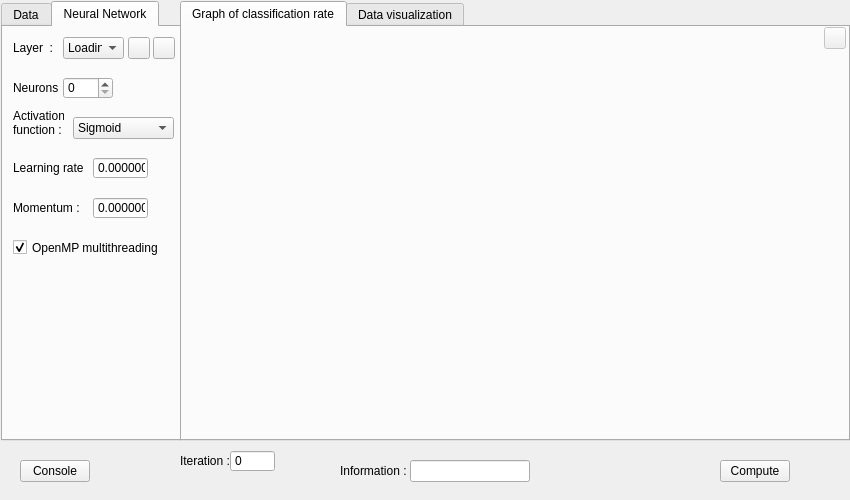
Before: the Qt Designer form Example/GUI/mainwindow.ui in MatthieuHernandez/NeuralNetworkTest, drawn with Qt 5.
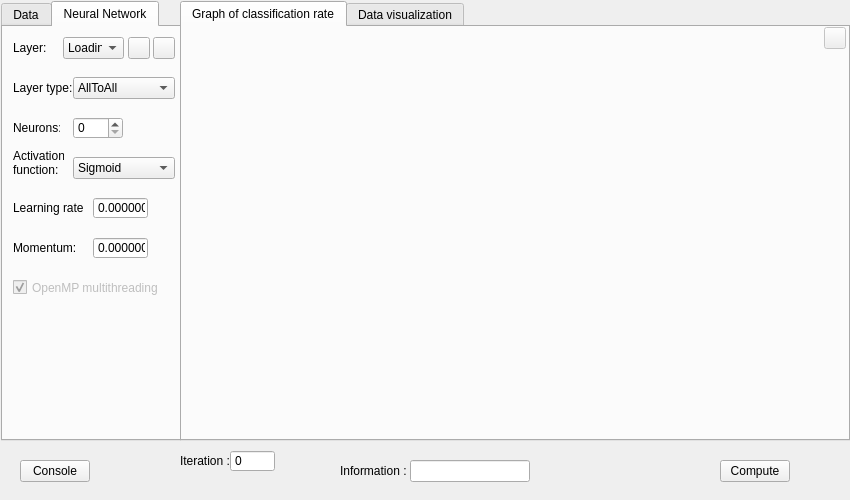
After: the same form once the commit is applied. The open tabs and pages were chosen to show the change. Icons and pictures are not drawn. Custom widgets are drawn as their Qt base class.

```diff
--- a/Example/GUI/mainwindow.ui
+++ b/Example/GUI/mainwindow.ui
@@ -732,14 +732,14 @@
        </rect>
       </property>
       <property name="text">
-       <string>Layer  :</string>
+       <string>Layer:</string>
       </property>
      </widget>
      <widget class="QSpinBox" name="spinBoxNeurons">
       <property name="geometry">
        <rect>
-        <x>60</x>
-        <y>50</y>
+        <x>70</x>
+        <y>90</y>
         <width>50</width>
         <height>22</height>
        </rect>
@@ -779,21 +779,21 @@
       <property name="geometry">
        <rect>
         <x>10</x>
-        <y>50</y>
+        <y>90</y>
         <width>47</width>
         <height>21</height>
        </rect>
       </property>
       <property name="text">
-       <string>Neurons :</string>
+       <string>Neurons:</string>
       </property>
      </widget>
      <widget class="QComboBox" name="comboBoxActivationFunction">
       <property name="geometry">
        <rect>
         <x>70</x>
-        <y>90</y>
-        <width>101</width>
+        <y>130</y>
+        <width>102</width>
         <height>22</height>
        </rect>
       </property>
@@ -844,21 +844,21 @@
       <property name="geometry">
        <rect>
         <x>10</x>
-        <y>80</y>
+        <y>120</y>
         <width>51</width>
         <height>31</height>
        </rect>
       </property>
       <property name="text">
        <string>Activation
-function :</string>
+function:</string>
       </property>
      </widget>
      <widget class="QDoubleSpinBox" name="spinBoxLearningRate">
       <property name="geometry">
        <rect>
         <x>90</x>
-        <y>130</y>
+        <y>170</y>
         <width>55</width>
         <height>22</height>
        </rect>
@@ -877,33 +877,33 @@
       <property name="geometry">
        <rect>
         <x>10</x>
-        <y>130</y>
+        <y>170</y>
         <width>71</width>
         <height>21</height>
        </rect>
       </property>
       <property name="text">
-       <string>Learning rate :</string>
+       <string>Learning rate:</string>
       </property>
      </widget>
      <widget class="QLabel" name="label_10">
       <property name="geometry">
        <rect>
         <x>10</x>
-        <y>170</y>
+        <y>210</y>
         <width>71</width>
         <height>21</height>
        </rect>
       </property>
       <property name="text">
-       <string>Momentum :</string>
+       <string>Momentum:</string>
       </property>
      </widget>
      <widget class="QDoubleSpinBox" name="spinBoxMomentum">
       <property name="geometry">
        <rect>
         <x>90</x>
-        <y>170</y>
+        <y>210</y>
         <width>55</width>
         <height>22</height>
        </rect>
@@ -919,10 +919,13 @@
       </property>
      </widget>
      <widget class="QCheckBox" name="checkBoxOpenMP">
+      <property name="enabled">
+       <bool>false</bool>
+      </property>
       <property name="geometry">
        <rect>
         <x>10</x>
-        <y>210</y>
+        <y>250</y>
         <width>161</width>
         <height>21</height>
        </rect>
@@ -943,6 +946,44 @@
        <bool>false</bool>
       </property>
      </widget>
+     <widget class="QLabel" name="label_13">
+      <property name="geometry">
+       <rect>
+        <x>10</x>
+        <y>50</y>
+        <width>60</width>
+        <height>21</height>
+       </rect>
+      </property>
+      <property name="text">
+       <string>Layer type:</string>
+      </property>
+     </widget>
+     <widget class="QComboBox" name="comboBoxLayerType">
+      <property name="geometry">
+       <rect>
+        <x>70</x>
+        <y>50</y>
+        <width>102</width>
+        <height>22</height>
+       </rect>
+      </property>
+      <item>
+       <property name="text">
+        <string>AllToAll</string>
+       </property>
+      </item>
+      <item>
+       <property name="text">
+        <string>Recurence</string>
+       </property>
+      </item>
+      <item>
+       <property name="text">
+        <string>Convolution</string>
+       </property>
+      </item>
+     </widget>
     </widget>
    </widget>
   </widget>
```
Left out of the diff: 7 changed lines with no effect on the pictures.
